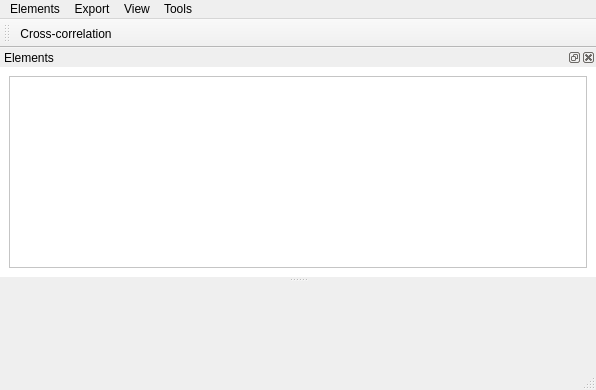
Above: Graphic_Interface/UI_Files/SegmentationAndClasificationWindowUI.ui from ECMora/SoundLab before the change. Below: the same form after it.
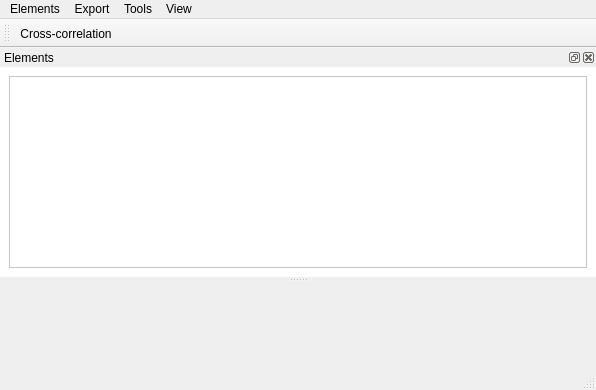
That is the form after the change. Icons and pictures are not drawn. Custom widgets are drawn as their Qt base class.

Commit message: user interface window improvement

```diff
--- a/Graphic_Interface/UI_Files/SegmentationAndClasificationWindowUI.ui
+++ b/Graphic_Interface/UI_Files/SegmentationAndClasificationWindowUI.ui
@@ -177,8 +177,8 @@
    </widget>
    <addaction name="menuDetection"/>
    <addaction name="menuExport"/>
-   <addaction name="menuParameters"/>
    <addaction name="menuTools"/>
+   <addaction name="menuParameters"/>
   </widget>
   <action name="actionZoomIn">
    <property name="icon">
```
Left out of the diff: 15 changed lines with no effect on the pictures. The commit also changes 1 other file.
